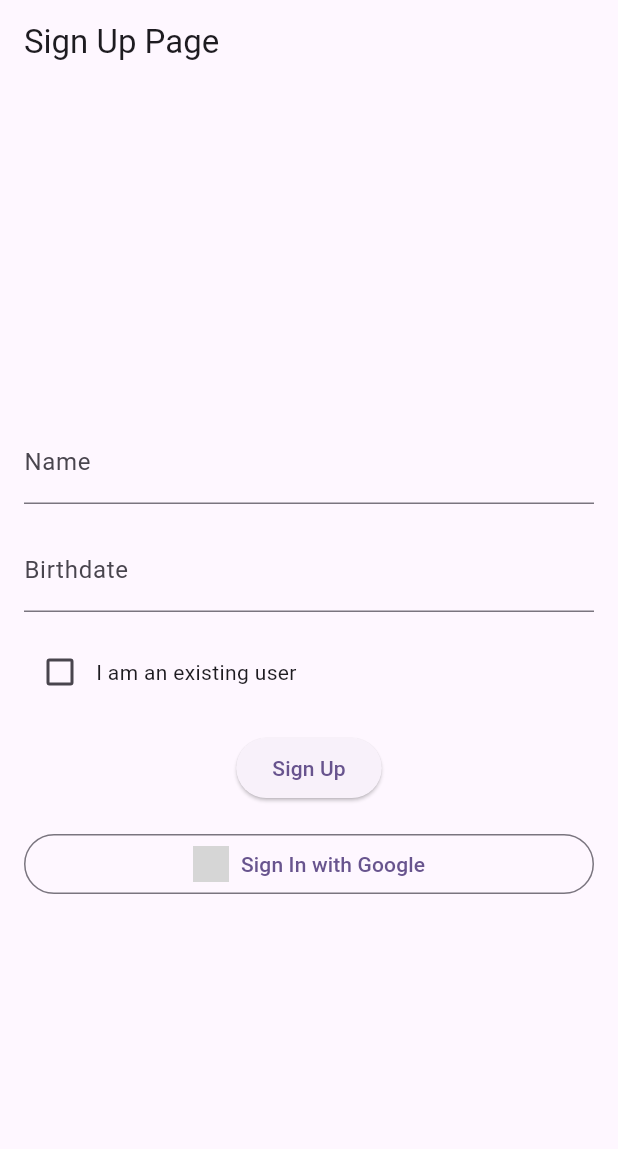
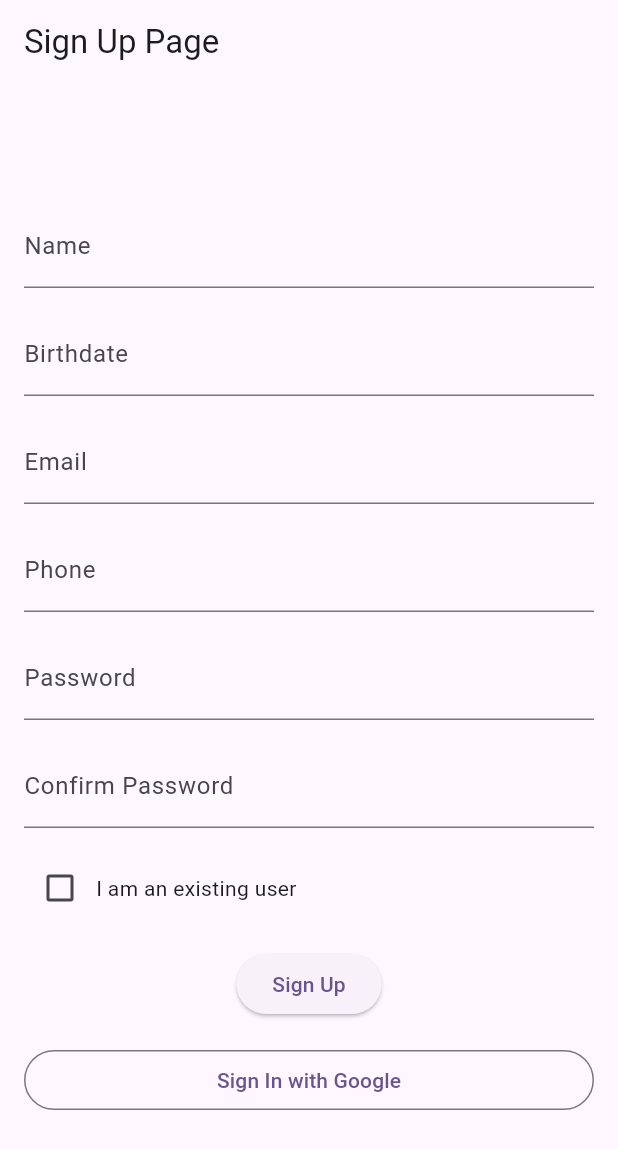
Before and after one commit to Jude310/cc206-clinic_management_system_patients, a Flutter app: the SignUpPage screen opened directly, after a tap on "Sign In with Google", on a phone screen of 412 x 824 dp. Shown: the top 1149 px of the screen. Run offline on Flutter 3.47's test engine with Material 2 defaults, Android fonts, the phone set to English and light mode, and no system bars; our stand-ins replace google_sign_in; grey boxes are pictures that could not be loaded.

Commit message:
Sign Up Build 1

```diff
--- a/lib/features/sign_up.dart
+++ b/lib/features/sign_up.dart
@@ -1,3 +1,5 @@
+// ignore_for_file: prefer_const_constructors
+
 import 'package:flutter/material.dart';
 import 'package:google_sign_in/google_sign_in.dart';
 
@@ -20,24 +22,35 @@ class SignUpPage extends StatefulWidget {
 class _SignUpPageState extends State<SignUpPage> {
   final TextEditingController _nameController = TextEditingController();
   final TextEditingController _birthdateController = TextEditingController();
+  final TextEditingController _emailController = TextEditingController();
+  final TextEditingController _phoneController = TextEditingController();
+  final TextEditingController _passwordController = TextEditingController();
+  final TextEditingController _confirmpasswordController = TextEditingController();
   bool _isExistingUser = false;
 
   void _signUp() {
     String name = _nameController.text;
     String birthdate = _birthdateController.text;
+    String email = _emailController.text;
+    String phone = _phoneController.text;
+    String password = _passwordController.text;
+    String confirmPassword = _confirmpasswordController.text;
 
     // In a real application, you would validate and store the data as needed.
     print("Name: $name");
     print("Birthdate: $birthdate");
+    print("Email: $email");
     print("Is Existing User: $_isExistingUser");
-
+    print("Phone: $phone");
+    print("Password: $password");
+    print("Confirm Password: $confirmPassword");
     // You can add further logic to handle user registration.
   }
 
   void _signInWithGoogle() async {
     try {
       // Use the GoogleSignIn class to initiate Google Sign-In.
-      final GoogleSignInAccount googleUser = await GoogleSignIn().signIn();
+      final GoogleSignInAccount? googleUser = await GoogleSignIn().signIn();
 
       if (googleUser != null) {
         print("Google Sign-In successful.");
@@ -71,9 +84,42 @@ class _SignUpPageState extends State<SignUpPage> {
             ),
             SizedBox(height: 16.0),
             TextField(
+              keyboardType: TextInputType.datetime,
               controller: _birthdateController,
               decoration: InputDecoration(
                 labelText: "Birthdate",
+              ),
+            ),
+            SizedBox(height: 16.0),
+            TextField(
+              keyboardType: TextInputType.emailAddress,
+              controller: _emailController,
+              decoration: InputDecoration(
+                labelText: "Email",
+              ),
+            ),
+            SizedBox(height: 16.0),
+            TextField(
+              keyboardType: TextInputType.phone,
+              controller: _phoneController,
+              decoration: InputDecoration(
+                labelText: "Phone",
+              ),
+            ),
+            SizedBox(height: 16.0),
+             TextField(
+              obscureText: true,
+              controller: _passwordController,
+              decoration: InputDecoration(
+                labelText: "Password",
+              ),
+            ),
+            SizedBox(height: 16.0),
+            TextField(
+              obscureText: true,
+              controller: _confirmpasswordController,
+              decoration: InputDecoration(
+                labelText: "Confirm Password",
               ),
             ),
             SizedBox(height: 16.0),
@@ -100,12 +146,7 @@ class _SignUpPageState extends State<SignUpPage> {
               onPressed: _signInWithGoogle,
               child: Row(
                 mainAxisAlignment: MainAxisAlignment.center,
-                children: <Widget>[
-                  Image.asset(
-                    "assets/google_logo.png", // Add the path to your Google logo image
-                    height: 24.0,
-                  ),
-                  SizedBox(width: 8.0),
+                children: [
                   Text("Sign In with Google"),
                 ],
               ),
--- a/lib/main.dart
+++ b/lib/main.dart
@@ -1,3 +1,4 @@
+import 'package:cc206_clinic_management_website_patients/features/sign_up.dart';
 import 'package:flutter/material.dart';
 
 void main() {
@@ -31,7 +32,7 @@ class MyApp extends StatelessWidget {
         colorScheme: ColorScheme.fromSeed(seedColor: Colors.deepPurple),
         useMaterial3: true,
       ),
-      home: const MyHomePage(title: 'Flutter Demo Home Page'),
+      home: SignUpPage(),
     );
   }
 }
--- a/pubspec.yaml
+++ b/pubspec.yaml
@@ -30,7 +30,7 @@ environment:
 dependencies:
   flutter:
     sdk: flutter
-
+  google_sign_in: ^5.2.1  # Replace with the latest version
 
   # The following adds the Cupertino Icons font to your application.
   # Use with the CupertinoIcons class for iOS style icons.
```
Also changed, not shown: pubspec.lock.
